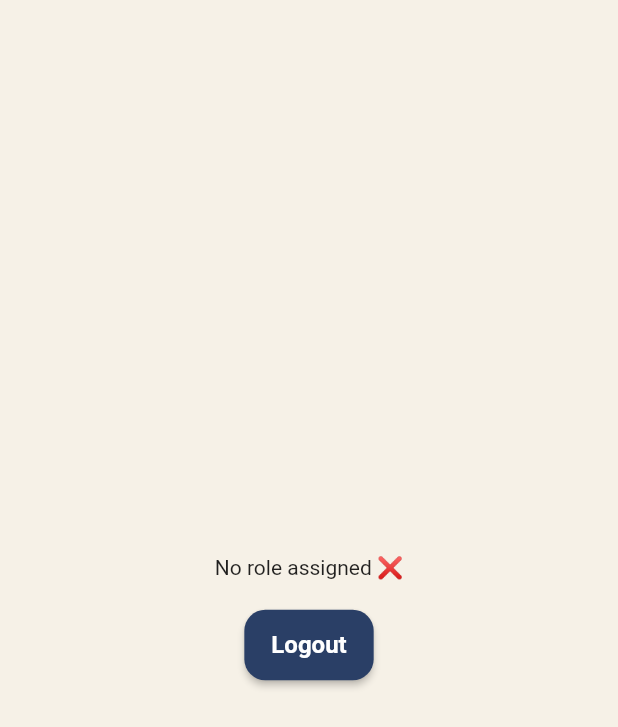
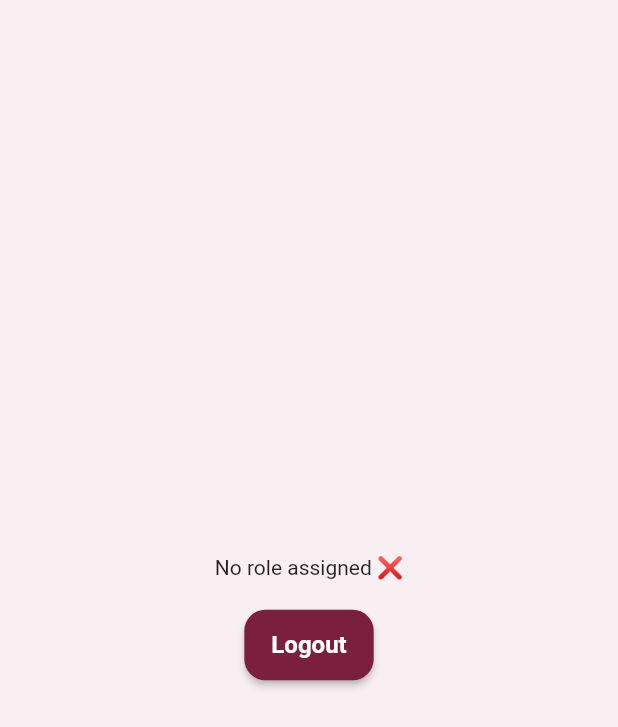
Before and after one commit to ChhabiJ02/Jiten-Auto-Finance, a Flutter app: the screen it shows once a user with an empty profile is signed in, on a phone screen of 412 x 824 dp. Shown: the top 727 px of the screen. Run offline on Flutter 3.47's test engine with Material 3 defaults, Android fonts, the phone set to English and light mode, and no system bars; our stand-ins replace cloud_firestore, firebase_auth, firebase_core; accounts and stored records are empty.

Commit message:
red wine theme with validation and whatsapp feature

```diff
--- a/lib/main.dart
+++ b/lib/main.dart
@@ -13,9 +13,9 @@ class MyApp extends StatelessWidget {
 
   @override
   Widget build(BuildContext context) {
-    const primaryColor = Color(0xFF2A3F66);
-    const accentColor = Color(0xFFC39C6B);
-    const backgroundColor = Color(0xFFF6F1E7);
+    const primaryColor = Color(0xFF7B1F3F);
+    const accentColor = Color(0xFFF4DBE1);
+    const backgroundColor = Color(0xFFF9EEF2);
 
     return MaterialApp(
       debugShowCheckedModeBanner: false,
@@ -67,7 +67,7 @@ class MyApp extends StatelessWidget {
           ),
           focusedBorder: OutlineInputBorder(
             borderRadius: BorderRadius.circular(14),
-            borderSide: BorderSide(color: accentColor),
+            borderSide: BorderSide(color: primaryColor),
           ),
           labelStyle: TextStyle(color: primaryColor.withAlpha(204)),
         ),
```
